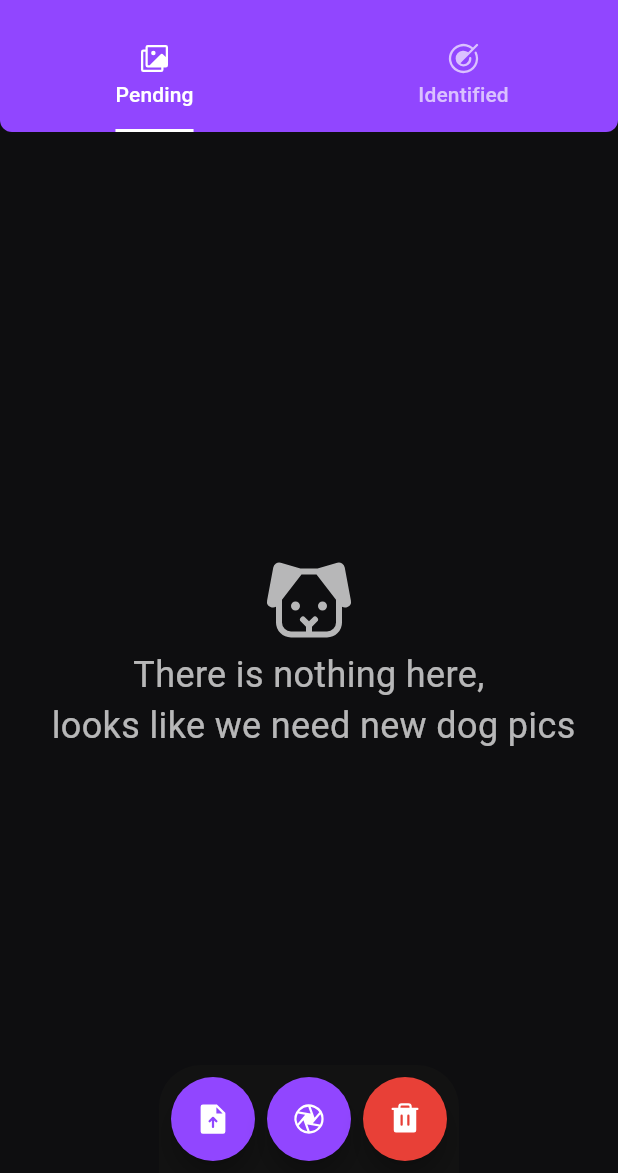
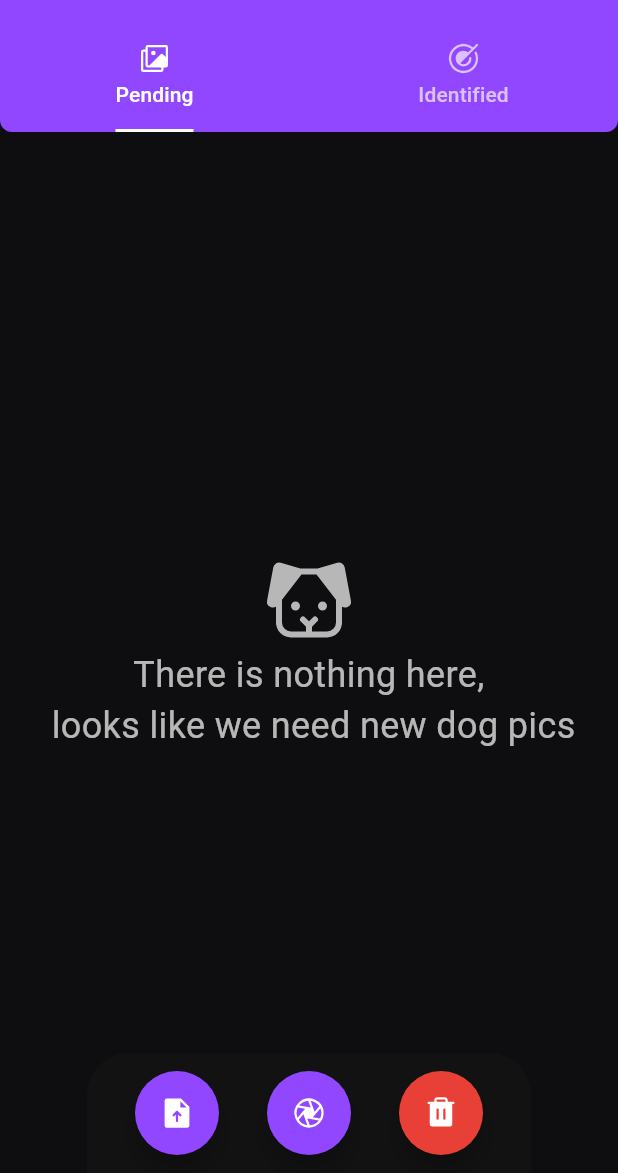
Before and after one commit to jhebajado/PupSight-IC-Detector, a Flutter app: the screen it shows after launch, on a phone screen of 412 x 824 dp, the part 63-1236 px from its top. Run offline on Flutter 3.47's test engine with Material 3 defaults, Android fonts, the phone set to English and light mode, and no system bars; our stand-ins replace file_picker, phosphor_flutter.

Commit message:
fix: spacing in bottom edit

```diff
--- a/lib/screens/home.dart
+++ b/lib/screens/home.dart
@@ -157,12 +157,12 @@ class _HomeScreenState extends State<HomeScreen> with TickerProviderStateMixin {
             );
           }),
       bottomSheet: Padding(
-        padding: const EdgeInsets.all(8.0),
+        padding: const EdgeInsets.symmetric(vertical: 12, horizontal: 32),
         child: Wrap(
           crossAxisAlignment: WrapCrossAlignment.center,
           runAlignment: WrapAlignment.center,
           alignment: WrapAlignment.center,
-          spacing: 8,
+          spacing: 32,
           children: [
             FloatingActionButton(
               onPressed: handleOpenImage,
```
